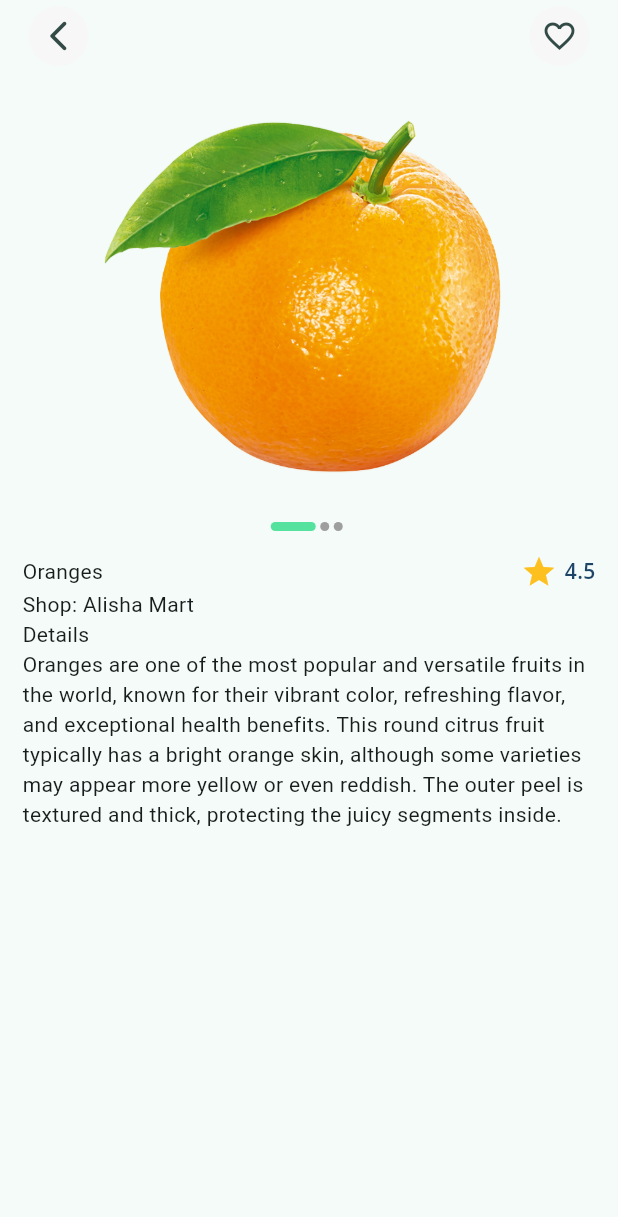
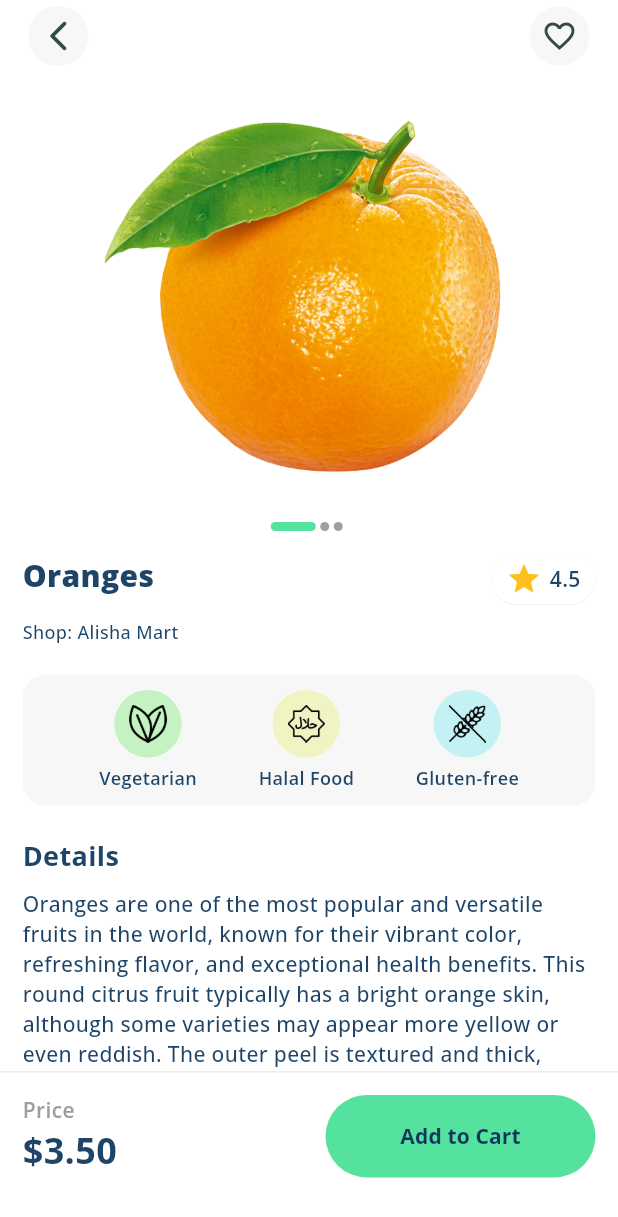
Before and after one commit to AntonioAndradeGomes/test_bento, a Flutter app: the screen it shows after launch, after a tap on "Oranges", on a phone screen of 412 x 824 dp. Shown: the top 1217 px of the screen. Run offline on Flutter 3.47's test engine with Material 3 defaults, Android fonts, the light colour scheme and no system bars; drawn by our look-alikes of carousel_slider; our stand-ins replace google_fonts.

Commit message:
feat: bottomNavigationBar

```diff
--- a/lib/src/screens/details/details_page.dart
+++ b/lib/src/screens/details/details_page.dart
@@ -1,7 +1,10 @@
 import 'package:flutter/material.dart';
-import 'package:google_fonts/google_fonts.dart';
 import 'package:test_bento/src/models/product_model.dart';
-import 'package:test_bento/src/shared/constants/app_colors.dart';
+import 'package:test_bento/src/screens/details/widgets/add_to_cart_widget.dart';
+import 'package:test_bento/src/screens/details/widgets/badge_container_widget.dart';
+import 'package:test_bento/src/screens/details/widgets/header_page_details_widget.dart';
+import 'package:test_bento/src/screens/details/widgets/product_details_widget.dart';
+import 'package:test_bento/src/screens/details/widgets/product_title_widget.dart';
 import 'package:test_bento/src/shared/widgets/carousel_widget.dart';
 
 class DetailsPage extends StatelessWidget {
@@ -13,106 +16,47 @@ class DetailsPage extends StatelessWidget {
 
   @override
   Widget build(BuildContext context) {
-    double statusBarHeight = MediaQuery.of(context).padding.top;
     return Scaffold(
+      backgroundColor: Colors.white,
       body: Column(
         children: [
-          Padding(
-            padding: EdgeInsets.only(
-              top: statusBarHeight,
-              left: 15,
-              right: 15,
-              bottom: 5,
-            ),
-            child: Row(
-              mainAxisAlignment: MainAxisAlignment.spaceBetween,
-              children: [
-                IconButton.filledTonal(
-                  onPressed: Navigator.of(context).pop,
-                  icon: const Icon(
-                    Icons.arrow_back_ios_new_rounded,
-                  ),
-                  style: IconButton.styleFrom(
-                    backgroundColor: AppColors.categoryItem,
-                  ),
-                ),
-                IconButton.filledTonal(
-                  onPressed: () {},
-                  icon: const Icon(
-                    Icons.favorite_border,
-                  ),
-                  style: IconButton.styleFrom(
-                    backgroundColor: AppColors.categoryItem,
-                  ),
-                ),
-              ],
-            ),
-          ),
+          const HeaderPageDetailsWidget(),
           CarouselWidget(
             heightCarousel: 285,
             padding: EdgeInsets.zero,
             items: product.images
-                .map((image) => SizedBox(
-                      width: double.infinity,
-                      child: Image.asset(
-                        image,
-                      ),
-                    ))
+                .map(
+                  (image) => SizedBox(
+                    width: double.infinity,
+                    child: Image.asset(
+                      image,
+                    ),
+                  ),
+                )
                 .toList(),
           ),
           Expanded(
             child: ListView(
               padding: const EdgeInsets.all(15),
               children: [
-                Row(
-                  children: [
-                    Expanded(
-                      child: Text(
-                        product.name,
-                      ),
-                    ),
-                    const SizedBox(
-                      width: 10,
-                    ),
-                    Container(
-                      child: Row(
-                        children: [
-                          Icon(
-                            Icons.star,
-                            color: Color(0xFFfec01e),
-                          ),
-                          const SizedBox(
-                            width: 5,
-                          ),
-                          Text(
-                            product.assessment.toStringAsFixed(1),
-                            style: GoogleFonts.openSans(
-                              color: AppColors.textColor,
-                              fontSize: 14,
-                              fontWeight: FontWeight.w600,
-                            ),
-                            overflow: TextOverflow.ellipsis,
-                            maxLines: 2,
-                          ),
-                        ],
-                      ),
-                    )
-                  ],
+                ProductTitleWidget(
+                  name: product.name,
+                  assessment: product.assessment,
+                  shop: product.shop,
                 ),
-                Text(
-                  'Shop: ${product.shop}',
-                ),
-                Text(
-                  'Details',
-                ),
-                Text(
-                  product.details,
+                const BadgeContainerWidget(),
+                ProductDetailsWidget(
+                  details: product.details,
                 ),
               ],
             ),
           ),
         ],
       ),
+      bottomNavigationBar: AddToCartWidget(
+        newValue: product.newPrice,
+        oldValue: product.lastPrice,
+      ),
     );
   }
 }
--- /dev/null
+++ b/lib/src/screens/details/widgets/add_to_cart_widget.dart
@@ -0,0 +1,98 @@
+import 'package:flutter/material.dart';
+import 'package:google_fonts/google_fonts.dart';
+import 'package:test_bento/src/shared/constants/app_colors.dart';
+
+class AddToCartWidget extends StatelessWidget {
+  final double newValue;
+  final double oldValue;
+  const AddToCartWidget({
+    super.key,
+    required this.newValue,
+    required this.oldValue,
+  });
+
+  @override
+  Widget build(BuildContext context) {
+    return Container(
+      decoration: BoxDecoration(
+        color: Colors.white,
+        border: Border(
+          top: BorderSide(
+            color: Colors.grey.shade200,
+          ),
+        ),
+      ),
+      height: 110,
+      padding: const EdgeInsets.all(15),
+      child: Row(
+        crossAxisAlignment: CrossAxisAlignment.start,
+        mainAxisAlignment: MainAxisAlignment.spaceBetween,
+        children: [
+          Column(
+            mainAxisSize: MainAxisSize.min,
+            crossAxisAlignment: CrossAxisAlignment.start,
+            children: [
+              Text(
+                'Price',
+                style: GoogleFonts.openSans(
+                  color: Colors.grey,
+                  fontWeight: FontWeight.w600,
+                  fontSize: 14,
+                ),
+              ),
+              Row(
+                mainAxisAlignment: MainAxisAlignment.center,
+                children: [
+                  Text(
+                    '\$${newValue.toStringAsFixed(2)}',
+                    style: GoogleFonts.openSans(
+                      color: AppColors.textColor,
+                      fontWeight: FontWeight.bold,
+                      fontSize: 24,
+                    ),
+                  ),
+                  if (newValue < oldValue)
+                    Padding(
+                      padding: const EdgeInsets.only(
+                        left: 5,
+                      ),
+                      child: Text(
+                        '\$${oldValue.toStringAsFixed(2)}',
+                        style: GoogleFonts.openSans(
+                          decoration: TextDecoration.lineThrough,
+                          fontWeight: FontWeight.w400,
+                          color: Colors.grey,
+                        ),
+                      ),
+                    ),
+                ],
+              ),
+            ],
+          ),
+          SizedBox(
+            height: 55,
+            width: 180,
+            child: FilledButton(
+              onPressed: () {},
+              style: FilledButton.styleFrom(
+                backgroundColor: AppColors.containerColor,
+                padding: const EdgeInsets.symmetric(
+                  //vertical: 15,
+                  horizontal: 20,
+                ),
+              ),
+              child: Text(
+                'Add to Cart',
+                style: GoogleFonts.openSans(
+                  color: AppColors.buttonColor,
+                  fontSize: 14,
+                  fontWeight: FontWeight.w700,
+                ),
+              ),
+            ),
+          ),
+        ],
+      ),
+    );
+  }
+}
--- /dev/null
+++ b/lib/src/screens/details/widgets/badge_container_widget.dart
@@ -0,0 +1,42 @@
+import 'package:flutter/material.dart';
+import 'package:test_bento/src/screens/details/widgets/badge_item_widget.dart';
+import 'package:test_bento/src/shared/constants/app_assets.dart';
+import 'package:test_bento/src/shared/constants/app_colors.dart';
+
+class BadgeContainerWidget extends StatelessWidget {
+  const BadgeContainerWidget({super.key});
+
+  @override
+  Widget build(BuildContext context) {
+    return Container(
+      margin: const EdgeInsets.symmetric(
+        vertical: 20,
+      ),
+      decoration: BoxDecoration(
+        color: AppColors.categoryItem,
+        borderRadius: BorderRadius.circular(15),
+      ),
+      padding: const EdgeInsets.all(10),
+      child: Row(
+        mainAxisAlignment: MainAxisAlignment.spaceEvenly,
+        children: [
+          BadgeItemWidget(
+            label: 'Vegetarian',
+            urlImage: AppAssets.vegetarian,
+            colorWidget: AppColors.vegetarianColor,
+          ),
+          BadgeItemWidget(
+            label: 'Halal Food',
+            urlImage: AppAssets.halal,
+            colorWidget: AppColors.halalColor,
+          ),
+          BadgeItemWidget(
+            label: 'Gluten-free',
+            urlImage: AppAssets.gluten,
+            colorWidget: AppColors.glutenColor,
+          ),
+        ],
+      ),
+    );
+  }
+}
--- /dev/null
+++ b/lib/src/screens/details/widgets/badge_item_widget.dart
@@ -0,0 +1,45 @@
+import 'package:flutter/material.dart';
+import 'package:google_fonts/google_fonts.dart';
+import 'package:test_bento/src/shared/constants/app_colors.dart';
+
+class BadgeItemWidget extends StatelessWidget {
+  final String label;
+  final String urlImage;
+  final Color colorWidget;
+  const BadgeItemWidget({
+    super.key,
+    required this.label,
+    required this.urlImage,
+    required this.colorWidget,
+  });
+
+  @override
+  Widget build(BuildContext context) {
+    return Column(
+      children: [
+        Container(
+          decoration: BoxDecoration(
+            shape: BoxShape.circle,
+            color: colorWidget,
+          ),
+          padding: const EdgeInsets.all(10),
+          child: Image.asset(
+            urlImage,
+            height: 25,
+          ),
+        ),
+        const SizedBox(
+          height: 5,
+        ),
+        Text(
+          label,
+          style: GoogleFonts.openSans(
+            color: AppColors.textColor,
+            fontWeight: FontWeight.w600,
+            fontSize: 12,
+          ),
+        ),
+      ],
+    );
+  }
+}
--- /dev/null
+++ b/lib/src/screens/details/widgets/header_page_details_widget.dart
@@ -0,0 +1,42 @@
+import 'package:flutter/material.dart';
+import 'package:test_bento/src/shared/constants/app_colors.dart';
+
+class HeaderPageDetailsWidget extends StatelessWidget {
+  const HeaderPageDetailsWidget({super.key});
+
+  @override
+  Widget build(BuildContext context) {
+    final statusBarHeight = MediaQuery.of(context).padding.top;
+    return Padding(
+      padding: EdgeInsets.only(
+        top: statusBarHeight,
+        left: 15,
+        right: 15,
+        bottom: 5,
+      ),
+      child: Row(
+        mainAxisAlignment: MainAxisAlignment.spaceBetween,
+        children: [
+          IconButton.filledTonal(
+            onPressed: Navigator.of(context).pop,
+            icon: const Icon(
+              Icons.arrow_back_ios_new_rounded,
+            ),
+            style: IconButton.styleFrom(
+              backgroundColor: AppColors.categoryItem,
+            ),
+          ),
+          IconButton.filledTonal(
+            onPressed: () {},
+            icon: const Icon(
+              Icons.favorite_border,
+            ),
+            style: IconButton.styleFrom(
+              backgroundColor: AppColors.categoryItem,
+            ),
+          ),
+        ],
+      ),
+    );
+  }
+}
--- /dev/null
+++ b/lib/src/screens/details/widgets/product_details_widget.dart
@@ -0,0 +1,39 @@
+import 'package:flutter/material.dart';
+import 'package:google_fonts/google_fonts.dart';
+import 'package:test_bento/src/shared/constants/app_colors.dart';
+
+class ProductDetailsWidget extends StatelessWidget {
+  final String details;
+  const ProductDetailsWidget({
+    super.key,
+    required this.details,
+  });
+
+  @override
+  Widget build(BuildContext context) {
+    return Column(
+      crossAxisAlignment: CrossAxisAlignment.start,
+      children: [
+        Text(
+          'Details',
+          style: GoogleFonts.openSans(
+            color: AppColors.textColor,
+            fontWeight: FontWeight.w700,
+            fontSize: 18,
+          ),
+        ),
+        const SizedBox(
+          height: 10,
+        ),
+        Text(
+          details,
+          style: GoogleFonts.openSans(
+            color: AppColors.textColor,
+            fontWeight: FontWeight.w500,
+            fontSize: 14,
+          ),
+        ),
+      ],
+    );
+  }
+}
--- /dev/null
+++ b/lib/src/screens/details/widgets/product_title_widget.dart
@@ -0,0 +1,89 @@
+import 'package:flutter/material.dart';
+import 'package:google_fonts/google_fonts.dart';
+import 'package:test_bento/src/shared/constants/app_colors.dart';
+
+class ProductTitleWidget extends StatelessWidget {
+  final String name;
+  final double assessment;
+  final String shop;
+  const ProductTitleWidget({
+    super.key,
+    required this.name,
+    required this.assessment,
+    required this.shop,
+  });
+
+  @override
+  Widget build(BuildContext context) {
+    return Column(
+      crossAxisAlignment: CrossAxisAlignment.start,
+      children: [
+        Row(
+          crossAxisAlignment: CrossAxisAlignment.start,
+          children: [
+            Expanded(
+              child: Text(
+                name,
+                style: GoogleFonts.openSans(
+                  color: AppColors.textColor,
+                  fontWeight: FontWeight.w800,
+                  fontSize: 20,
+                ),
+              ),
+            ),
+            const SizedBox(
+              width: 10,
+            ),
+            Material(
+              elevation: 0.1,
+              borderRadius: BorderRadius.circular(20),
+              //  color: Colors.transparent,
+              child: Container(
+                padding: const EdgeInsets.symmetric(
+                  horizontal: 10,
+                  vertical: 5,
+                ),
+                decoration: BoxDecoration(
+                  color: Colors.white,
+                  borderRadius: BorderRadius.circular(20),
+                ),
+                child: Row(
+                  children: [
+                    const Icon(
+                      Icons.star,
+                      color: Color(0xFFfec01e),
+                    ),
+                    const SizedBox(
+                      width: 5,
+                    ),
+                    Text(
+                      assessment.toStringAsFixed(1),
+                      style: GoogleFonts.openSans(
+                        color: AppColors.textColor,
+                        fontSize: 14,
+                        fontWeight: FontWeight.w600,
+                      ),
+                      overflow: TextOverflow.ellipsis,
+                      maxLines: 2,
+                    ),
+                  ],
+                ),
+              ),
+            )
+          ],
+        ),
+        const SizedBox(
+          height: 10,
+        ),
+        Text(
+          'Shop: $shop',
+          style: GoogleFonts.openSans(
+            color: AppColors.textColor,
+            fontWeight: FontWeight.w500,
+            fontSize: 12,
+          ),
+        ),
+      ],
+    );
+  }
+}
--- a/lib/src/screens/home/home_page.dart
+++ b/lib/src/screens/home/home_page.dart
@@ -1,5 +1,6 @@
 import 'package:flutter/material.dart';
 import 'package:test_bento/src/models/promotion_model.dart';
+import 'package:test_bento/src/screens/home/widgets/bottom_nav_bar_widget.dart';
 import 'package:test_bento/src/screens/home/widgets/carousel_promotions_widget.dart';
 import 'package:test_bento/src/shared/widgets/carousel_widget.dart';
 import 'package:test_bento/src/screens/home/widgets/categories_widget.dart';
@@ -26,7 +27,11 @@ class HomePage extends StatelessWidget {
                 const RowButtonsHeaderWidget(),
                 CarouselWidget(
                   items: promotions
-                      .map((p) => CarouselPromotionsWidget(promotion: p))
+                      .map(
+                        (p) => CarouselPromotionsWidget(
+                          promotion: p,
+                        ),
+                      )
                       .toList(),
                 ),
                 const CategoriesWidget(),
@@ -36,6 +41,7 @@ class HomePage extends StatelessWidget {
           ),
         ],
       ),
+      bottomNavigationBar: const BottomNavBarWidget(),
     );
   }
 }
--- /dev/null
+++ b/lib/src/screens/home/widgets/bottom_nav_bar_widget.dart
@@ -0,0 +1,154 @@
+import 'package:flutter/material.dart';
+import 'package:test_bento/src/screens/home/widgets/nav_bar_icon_widget.dart';
+import 'package:test_bento/src/shared/constants/app_colors.dart';
+
+class BottomNavBarWidget extends StatefulWidget {
+  const BottomNavBarWidget({super.key});
+
+  @override
+  State<BottomNavBarWidget> createState() => _BottomNavBarWidgetState();
+}
+
+class _BottomNavBarWidgetState extends State<BottomNavBarWidget> {
+  @override
+  Widget build(BuildContext context) {
+    final size = MediaQuery.of(context).size;
+    return BottomAppBar(
+      //color: Colors.yellow,
+      elevation: 0,
+      height: 60,
+      padding: EdgeInsets.zero,
+      child: Stack(
+        children: [
+          CustomPaint(
+            size: Size(
+              size.width,
+              56,
+            ),
+            painter: BottomNavCurvePainter(
+              backgroundColor: Colors.white,
+              elevation: 0,
+            ),
+          ),
+          Container(
+            color: Colors.white,
+            height: 58,
+            width: size.width,
+            child: const Row(
+              mainAxisAlignment: MainAxisAlignment.spaceAround,
+              children: [
+                NavBarIconWidget(
+                  label: 'Home',
+                  icon: Icons.home,
+                  isActive: true,
+                ),
+                NavBarIconWidget(
+                  label: 'Delas',
+                  icon: Icons.bookmark,
+                  isActive: false,
+                ),
+                SizedBox(
+                  width: 30,
+                ),
+                NavBarIconWidget(
+                  label: 'Cart',
+                  icon: Icons.shopping_bag,
+                  isActive: false,
+                ),
+                NavBarIconWidget(
+                  label: 'Account',
+                  icon: Icons.person,
+                  isActive: false,
+                ),
+              ],
+            ),
+          ),
+          Center(
+            heightFactor: 0.5,
+            child: FloatingActionButton(
+              elevation: 0,
+              focusElevation: 0,
+              hoverElevation: 0,
+              highlightElevation: 0,
+              shape: const StadiumBorder(),
+              backgroundColor: AppColors.buttonColor,
+              child: Icon(
+                Icons.add_business,
+                color: AppColors.iconFabColor,
+              ),
+              onPressed: () {},
+            ),
+          ),
+        ],
+      ),
+    );
+  }
+}
+
+class BottomNavCurvePainter extends CustomPainter {
+  final Color backgroundColor;
+  final Color shadowColor;
+  final double elevation;
+  final double insetRadius;
+
+  BottomNavCurvePainter({
+    super.repaint,
+    this.backgroundColor = Colors.white,
+    this.shadowColor = Colors.grey,
+    this.elevation = 100,
+    this.insetRadius = 38,
+  });
+
+  @override
+  void paint(Canvas canvas, Size size) {
+    Paint paint = Paint()
+      ..color = backgroundColor
+      ..style = PaintingStyle.fill;
+    Path path = Path();
+
+    double insetCurveBeginnningX = size.width / 2 - insetRadius;
+    double insetCurveEndX = size.width / 2 + insetRadius;
+
+    path.lineTo(
+      insetCurveBeginnningX,
+      0,
+    );
+    path.arcToPoint(
+      Offset(
+        insetCurveEndX,
+        0,
+      ),
+      radius: const Radius.circular(41),
+      clockwise: true,
+    );
+
+    path.lineTo(
+      size.width,
+      0,
+    );
+
+    path.lineTo(
+      size.width,
+      size.height + 56,
+    );
+    path.lineTo(
+      0,
+      size.height + 56,
+    ); //+56 here extends the navbar below app bar to include extra space on some screens (iphone 11)
+    canvas.drawShadow(
+      path,
+      shadowColor,
+      elevation,
+      true,
+    );
+    canvas.drawPath(
+      path,
+      paint,
+    );
+  }
+
+  @override
+  bool shouldRepaint(covariant CustomPainter oldDelegate) {
+    return false;
+  }
+}
--- /dev/null
+++ b/lib/src/screens/home/widgets/nav_bar_icon_widget.dart
@@ -0,0 +1,44 @@
+import 'package:flutter/material.dart';
+import 'package:google_fonts/google_fonts.dart';
+import 'package:test_bento/src/shared/constants/app_colors.dart';
+
+class NavBarIconWidget extends StatelessWidget {
+  final String label;
+  final IconData icon;
+  final bool isActive;
+  const NavBarIconWidget({
+    super.key,
+    required this.label,
+    required this.icon,
+    required this.isActive,
+  });
+
+  @override
+  Widget build(BuildContext context) {
+    return InkWell(
+      onTap: () {},
+      child: Column(
+        mainAxisAlignment: MainAxisAlignment.center,
+        children: [
+          Icon(
+            icon,
+            size: 25,
+            color: isActive
+                ? AppColors.activeTabColor
+                : AppColors.inactiveTabColor.withAlpha(150),
+          ),
+          Text(
+            label,
+            style: GoogleFonts.openSans(
+              color: isActive
+                  ? AppColors.activeTabColor
+                  : AppColors.inactiveTabColor,
+              fontSize: 12,
+              fontWeight: isActive ? FontWeight.w600 : FontWeight.w400,
+            ),
+          ),
+        ],
+      ),
+    );
+  }
+}
--- a/lib/src/shared/constants/app_assets.dart
+++ b/lib/src/shared/constants/app_assets.dart
@@ -11,4 +11,7 @@ abstract class AppAssets {
   static const String cereal = 'assets/img/cereals.png';
   static const String orderAgain = 'assets/img/shopping-bag.png';
   static const String localShop = 'assets/img/market.png';
+  static const String vegetarian = 'assets/img/diet.png';
+  static const String halal = 'assets/img/halal.png';
+  static const String gluten = 'assets/img/glutten-free.png';
 }
--- a/lib/src/shared/constants/app_colors.dart
+++ b/lib/src/shared/constants/app_colors.dart
@@ -9,4 +9,10 @@ abstract class AppColors {
   static Color buttonColor = const Color(0xFF10375b);
   static Color categoryVegan = const Color.fromARGB(255, 213, 247, 234);
   static Color categoryItem = const Color(0xFFf7f7f7);
+  static Color vegetarianColor = const Color(0xFFc5f2c2);
+  static Color halalColor = const Color(0xFFf2f3c3);
+  static Color glutenColor = const Color(0xFFc3f1f4);
+  static Color activeTabColor = const Color(0xFF54e39f);
+  static Color inactiveTabColor = const Color(0xFFaddac4);
+  static Color iconFabColor = const Color(0xFF56e3a0);
 }
```
Also changed, not shown: pubspec.yaml (+0 -12 lines), assets/img/diet.png (added), assets/img/glutten-free.png (added), assets/img/halal.png (added).
